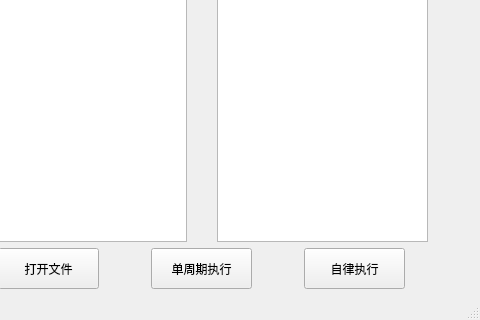
The window that computer/Interface.ui (MaXin-noob/principles-of-Computer) describes before a commit, drawn with Qt 5; both pictures show x 692 to 1172 and y 590 to 910 of the 1172 by 910 pixel window.
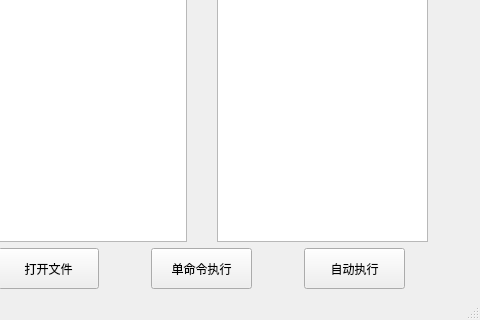
The same window after the commit. Icons and pictures are not drawn.

Patch:
```diff
--- a/computer/Interface.ui
+++ b/computer/Interface.ui
@@ -1164,7 +1164,7 @@
              </size>
             </property>
             <property name="text">
-             <string>单周期执行</string>
+             <string>单命令执行</string>
             </property>
            </widget>
           </item>
@@ -1183,7 +1183,7 @@
              </size>
             </property>
             <property name="text">
-             <string>自律执行</string>
+             <string>自动执行</string>
             </property>
            </widget>
           </item>
```
